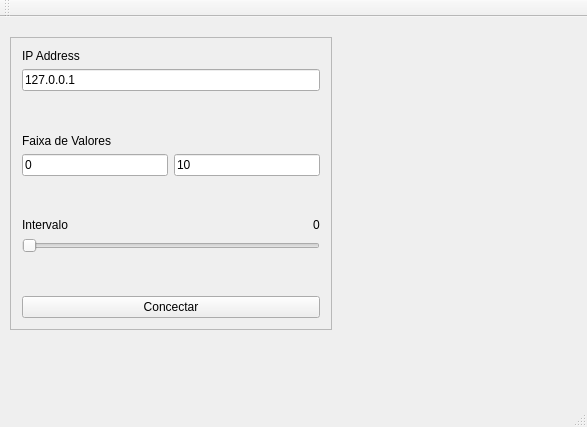
Old version of the form QTDataProducer/mainwindow.ui in the repository DenisMedeiros/DCA0201QTProject.
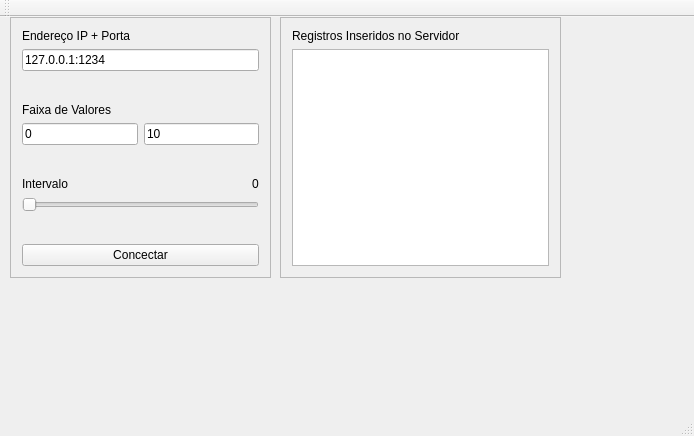
New version of the form.

What changed in the file:
```diff
--- a/QTDataProducer/mainwindow.ui
+++ b/QTDataProducer/mainwindow.ui
@@ -6,8 +6,8 @@
    <rect>
     <x>0</x>
     <y>0</y>
-    <width>587</width>
-    <height>427</height>
+    <width>694</width>
+    <height>436</height>
    </rect>
   </property>
   <property name="windowTitle">
@@ -18,9 +18,9 @@
     <property name="geometry">
      <rect>
       <x>10</x>
-      <y>20</y>
-      <width>322</width>
-      <height>293</height>
+      <y>0</y>
+      <width>261</width>
+      <height>261</height>
      </rect>
     </property>
     <property name="frameShape">
@@ -35,14 +35,14 @@
        <item>
         <widget class="QLabel" name="label">
          <property name="text">
-          <string>IP Address</string>
+          <string>Endereço IP + Porta</string>
          </property>
         </widget>
        </item>
        <item>
         <widget class="QLineEdit" name="lineEditIP">
          <property name="text">
-          <string>127.0.0.1</string>
+          <string>127.0.0.1:1234</string>
          </property>
         </widget>
        </item>
@@ -157,15 +157,40 @@
      </item>
     </layout>
    </widget>
-   <zorder>lineEditIP</zorder>
-   <zorder>label</zorder>
-   <zorder>label</zorder>
-   <zorder>frame</zorder>
-   <zorder>lineEditFaixaInicio</zorder>
-   <zorder>lineEditFaixaFim</zorder>
-   <zorder>label_2</zorder>
-   <zorder>label_3</zorder>
-   <zorder>horizontalSlider</zorder>
+   <widget class="QFrame" name="frame_2">
+    <property name="geometry">
+     <rect>
+      <x>280</x>
+      <y>0</y>
+      <width>281</width>
+      <height>261</height>
+     </rect>
+    </property>
+    <property name="frameShape">
+     <enum>QFrame::StyledPanel</enum>
+    </property>
+    <property name="frameShadow">
+     <enum>QFrame::Raised</enum>
+    </property>
+    <layout class="QVBoxLayout" name="verticalLayout_6">
+     <item>
+      <layout class="QVBoxLayout" name="verticalLayout_5">
+       <item>
+        <widget class="QLabel" name="label_5">
+         <property name="text">
+          <string>Registros Inseridos no Servidor</string>
+         </property>
+        </widget>
+       </item>
+       <item>
+        <widget class="QListView" name="listViewRegistros"/>
+       </item>
+      </layout>
+     </item>
+    </layout>
+    <zorder>label_5</zorder>
+    <zorder></zorder>
+   </widget>
   </widget>
   <widget class="QMenuBar" name="menuBar">
    <property name="geometry">
```
Left out of the diff: 22 changed lines with no effect on the pictures.
